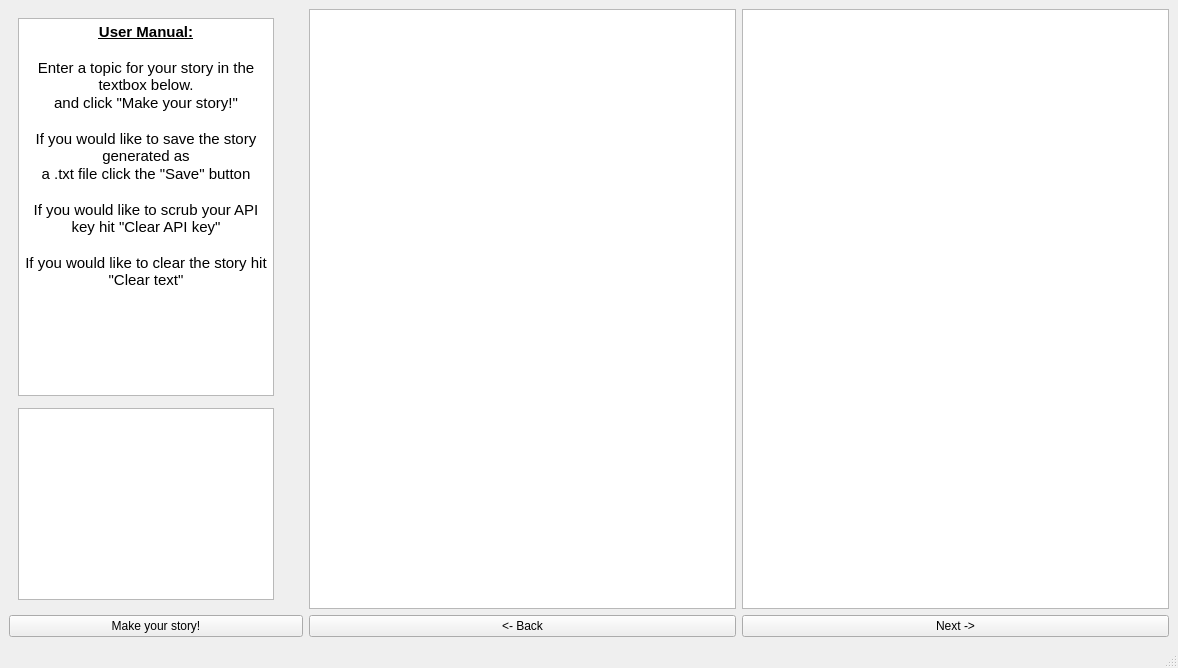
jake-kolk/Hackathon, file mainwindow.ui: the form before one commit.
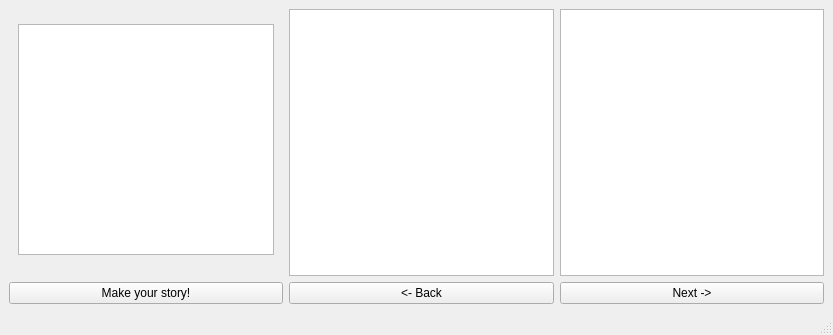
The form after the commit.

```diff
--- a/mainwindow.ui
+++ b/mainwindow.ui
@@ -6,8 +6,8 @@
    <rect>
     <x>0</x>
     <y>0</y>
-    <width>1178</width>
-    <height>668</height>
+    <width>833</width>
+    <height>335</height>
    </rect>
   </property>
   <property name="windowTitle">
@@ -30,35 +30,35 @@
     </size>
    </property>
    <layout class="QGridLayout" name="gridLayout">
-    <item row="1" column="3">
+    <item row="0" column="4" rowspan="4">
+     <widget class="QGraphicsView" name="graphicsView"/>
+    </item>
+    <item row="1" column="1">
+     <layout class="QVBoxLayout" name="verticalLayout"/>
+    </item>
+    <item row="0" column="3" rowspan="4">
      <widget class="QTextBrowser" name="responseBox"/>
     </item>
-    <item row="2" column="4">
-     <widget class="QPushButton" name="pushButton">
-      <property name="text">
-       <string>Next -&gt;</string>
-      </property>
-     </widget>
-    </item>
-    <item row="2" column="2">
-     <widget class="QPushButton" name="sendButton">
-      <property name="text">
-       <string>Make your story!</string>
-      </property>
-     </widget>
-    </item>
-    <item row="2" column="3">
+    <item row="4" column="3">
      <widget class="QPushButton" name="pushButton_2">
       <property name="text">
        <string>&lt;- Back</string>
       </property>
      </widget>
     </item>
-    <item row="1" column="1">
-     <layout class="QVBoxLayout" name="verticalLayout"/>
+    <item row="4" column="2">
+     <widget class="QPushButton" name="sendButton">
+      <property name="text">
+       <string>Make your story!</string>
+      </property>
+     </widget>
     </item>
-    <item row="1" column="4">
-     <widget class="QGraphicsView" name="graphicsView"/>
+    <item row="4" column="4">
+     <widget class="QPushButton" name="pushButton">
+      <property name="text">
+       <string>Next -&gt;</string>
+      </property>
+     </widget>
     </item>
     <item row="1" column="2">
      <widget class="QWidget" name="gridWidget" native="true">
@@ -69,42 +69,7 @@
        </size>
       </property>
       <layout class="QGridLayout" name="gridLayout_2">
-       <item row="0" column="0" alignment="Qt::AlignmentFlag::AlignHCenter">
-        <widget class="QTextBrowser" name="textBrowser">
-         <property name="minimumSize">
-          <size>
-           <width>0</width>
-           <height>192</height>
-          </size>
-         </property>
-         <property name="autoFillBackground">
-          <bool>false</bool>
-         </property>
-         <property name="html">
-          <string>&lt;!DOCTYPE HTML PUBLIC &quot;-//W3C//DTD HTML 4.0//EN&quot; &quot;http://www.w3.org/TR/REC-html40/strict.dtd&quot;&gt;
-&lt;html&gt;&lt;head&gt;&lt;meta name=&quot;qrichtext&quot; content=&quot;1&quot; /&gt;&lt;meta charset=&quot;utf-8&quot; /&gt;&lt;style type=&quot;text/css&quot;&gt;
-p, li { white-space: pre-wrap; }
-hr { height: 1px; border-width: 0; }
-li.unchecked::marker { content: &quot;\2610&quot;; }
-li.checked::marker { content: &quot;\2612&quot;; }
-&lt;/style&gt;&lt;/head&gt;&lt;body style=&quot; font-family:'Segoe UI'; font-size:9pt; font-weight:400; font-style:normal;&quot;&gt;
-&lt;p align=&quot;center&quot; style=&quot; margin-top:0px; margin-bottom:0px; margin-left:0px; margin-right:0px; -qt-block-indent:0; text-indent:0px;&quot;&gt;&lt;span style=&quot; font-size:11pt; font-weight:700; text-decoration: underline;&quot;&gt;User Manual:&lt;/span&gt;&lt;/p&gt;
-&lt;p align=&quot;center&quot; style=&quot;-qt-paragraph-type:empty; margin-top:0px; margin-bottom:0px; margin-left:0px; margin-right:0px; -qt-block-indent:0; text-indent:0px; font-size:11pt; font-weight:700; text-decoration: underline;&quot;&gt;&lt;br /&gt;&lt;/p&gt;
-&lt;p align=&quot;center&quot; style=&quot; margin-top:0px; margin-bottom:0px; margin-left:0px; margin-right:0px; -qt-block-indent:0; text-indent:0px;&quot;&gt;&lt;span style=&quot; font-size:11pt;&quot;&gt;Enter a topic for your story in the textbox below.&lt;/span&gt;&lt;/p&gt;
-&lt;p align=&quot;center&quot; style=&quot; margin-top:0px; margin-bottom:0px; margin-left:0px; margin-right:0px; -qt-block-indent:0; text-indent:0px;&quot;&gt;&lt;span style=&quot; font-size:11pt;&quot;&gt;and click &amp;quot;Make your story!&amp;quot;&lt;/span&gt;&lt;/p&gt;
-&lt;p align=&quot;center&quot; style=&quot;-qt-paragraph-type:empty; margin-top:0px; margin-bottom:0px; margin-left:0px; margin-right:0px; -qt-block-indent:0; text-indent:0px; font-size:11pt;&quot;&gt;&lt;br /&gt;&lt;/p&gt;
-&lt;p align=&quot;center&quot; style=&quot; margin-top:0px; margin-bottom:0px; margin-left:0px; margin-right:0px; -qt-block-indent:0; text-indent:0px;&quot;&gt;&lt;span style=&quot; font-size:11pt;&quot;&gt;If you would like to save the story generated as&lt;/span&gt;&lt;/p&gt;
-&lt;p align=&quot;center&quot; style=&quot; margin-top:0px; margin-bottom:0px; margin-left:0px; margin-right:0px; -qt-block-indent:0; text-indent:0px;&quot;&gt;&lt;span style=&quot; font-size:11pt;&quot;&gt;a .txt file click the &amp;quot;Save&amp;quot; button&lt;/span&gt;&lt;/p&gt;
-&lt;p align=&quot;center&quot; style=&quot;-qt-paragraph-type:empty; margin-top:0px; margin-bottom:0px; margin-left:0px; margin-right:0px; -qt-block-indent:0; text-indent:0px; font-size:11pt;&quot;&gt;&lt;br /&gt;&lt;/p&gt;
-&lt;p align=&quot;center&quot; style=&quot; margin-top:0px; margin-bottom:0px; margin-left:0px; margin-right:0px; -qt-block-indent:0; text-indent:0px;&quot;&gt;&lt;span style=&quot; font-size:11pt;&quot;&gt;If you would like to scrub your API key hit &amp;quot;Clear API key&amp;quot;&lt;/span&gt;&lt;/p&gt;
-&lt;p align=&quot;center&quot; style=&quot;-qt-paragraph-type:empty; margin-top:0px; margin-bottom:0px; margin-left:0px; margin-right:0px; -qt-block-indent:0; text-indent:0px; font-size:11pt;&quot;&gt;&lt;br /&gt;&lt;/p&gt;
-&lt;p align=&quot;center&quot; style=&quot; margin-top:0px; margin-bottom:0px; margin-left:0px; margin-right:0px; -qt-block-indent:0; text-indent:0px;&quot;&gt;&lt;span style=&quot; font-size:11pt;&quot;&gt;If you would like to clear the story hit &amp;quot;Clear text&amp;quot;&lt;/span&gt;&lt;/p&gt;
-&lt;p align=&quot;center&quot; style=&quot;-qt-paragraph-type:empty; margin-top:0px; margin-bottom:0px; margin-left:0px; margin-right:0px; -qt-block-indent:0; text-indent:0px; font-size:11pt;&quot;&gt;&lt;br /&gt;&lt;/p&gt;
-&lt;p align=&quot;center&quot; style=&quot;-qt-paragraph-type:empty; margin-top:0px; margin-bottom:0px; margin-left:0px; margin-right:0px; -qt-block-indent:0; text-indent:0px; font-size:11pt;&quot;&gt;&lt;br /&gt;&lt;/p&gt;&lt;/body&gt;&lt;/html&gt;</string>
-         </property>
-        </widget>
-       </item>
-       <item row="3" column="0" rowspan="2" alignment="Qt::AlignmentFlag::AlignHCenter">
+       <item row="3" column="0">
         <widget class="QTextBrowser" name="promptTextBox">
          <property name="readOnly">
           <bool>false</bool>
@@ -121,19 +86,6 @@
          </property>
         </widget>
        </item>
-       <item row="0" column="1" rowspan="2">
-        <spacer name="verticalSpacer">
-         <property name="orientation">
-          <enum>Qt::Orientation::Vertical</enum>
-         </property>
-         <property name="sizeHint" stdset="0">
-          <size>
-           <width>20</width>
-           <height>40</height>
-          </size>
-         </property>
-        </spacer>
-       </item>
       </layout>
      </widget>
     </item>
```
Left out of the diff: 2 changed lines with no effect on the pictures.
